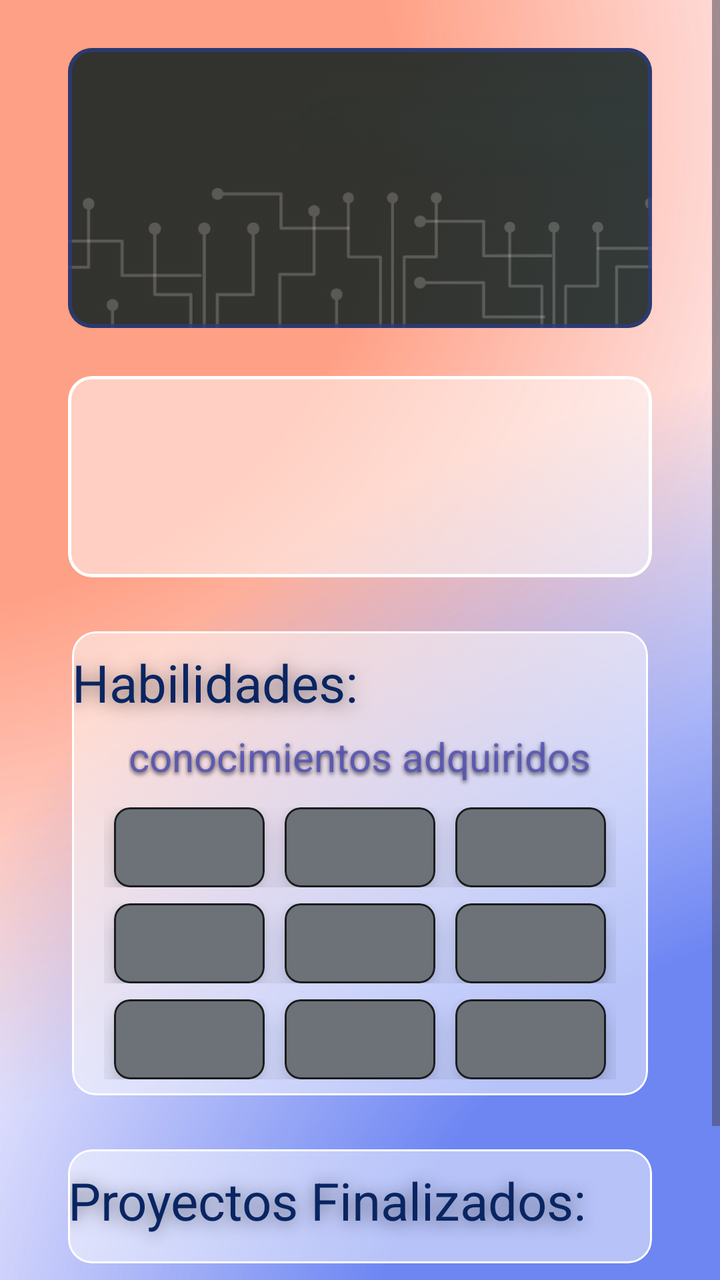
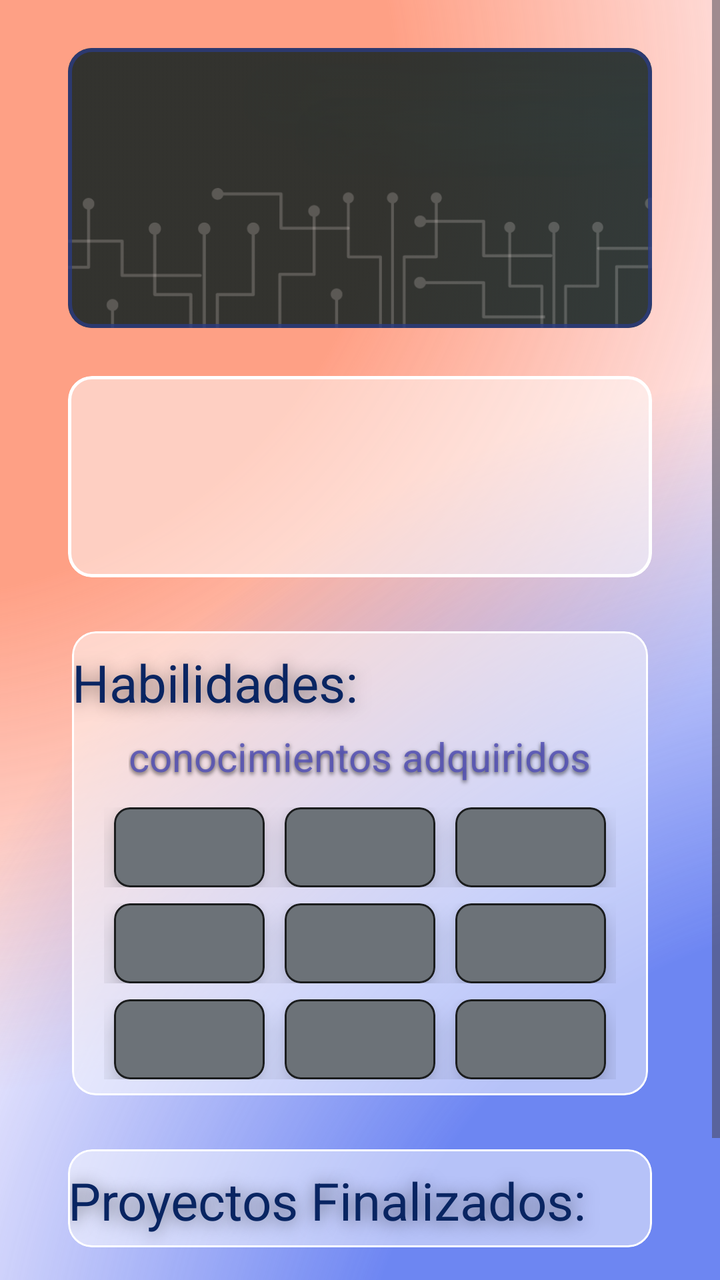

An Android layout rendered at two revisions. The XML below is the earlier revision; the diff shows what the commit changed to produce the second picture.
<!-- AndroidManifest.xml: application theme Theme.CVMovil -->
<!-- res/layout/activity_main.xml -->
<?xml version="1.0" encoding="utf-8"?>
<ScrollView xmlns:android="http://schemas.android.com/apk/res/android"
    xmlns:app="http://schemas.android.com/apk/res-auto"
    xmlns:tools="http://schemas.android.com/tools"
    android:id="@+id/rootScroll"
    android:layout_width="match_parent"
    android:layout_height="match_parent"
    android:fillViewport="true">

    <androidx.constraintlayout.widget.ConstraintLayout
        android:id="@+id/main"
        android:layout_width="match_parent"
        android:layout_height="wrap_content"
        android:background="@android:color/transparent"
        android:fontFamily="@font/inter"
        tools:context=".actividades.MainActivity">

        <androidx.constraintlayout.widget.ConstraintLayout
            android:id="@+id/Elipses"
            android:layout_width="match_parent"
            android:layout_height="0dp"
            app:layout_constraintTop_toTopOf="parent"
            app:layout_constraintBottom_toBottomOf="parent"
            app:layout_constraintStart_toStartOf="parent"
            app:layout_constraintEnd_toEndOf="parent">

            <FrameLayout
                android:id="@+id/Elipse1"
                android:layout_width="750dp"
                android:layout_height="1220dp"
                android:alpha="0.85"
                android:background="@drawable/gradiante1"
                app:layout_constraintBottom_toBottomOf="parent"
                app:layout_constraintEnd_toEndOf="parent" />

            <FrameLayout
                android:id="@+id/Elipse2"
                android:layout_width="750dp"
                android:layout_height="1220dp"
                android:alpha="0.7"
                android:background="@drawable/gradient2"
                app:layout_constraintStart_toStartOf="parent"
                app:layout_constraintTop_toTopOf="parent" />
        </androidx.constraintlayout.widget.ConstraintLayout>

        <com.google.android.material.card.MaterialCardView
            android:id="@+id/banner"
            android:layout_width="match_parent"
            android:layout_marginHorizontal="34dp"
            android:layout_height="140dp"
            android:layout_marginTop="24dp"
            android:layout_marginBottom="12dp"
            app:cardBackgroundColor="#00FFFFFF"
            app:cardCornerRadius="12dp"
            app:layout_constraintBottom_toTopOf="@id/cardHeader"
            app:layout_constraintEnd_toEndOf="parent"
            app:layout_constraintStart_toStartOf="parent"
            app:layout_constraintTop_toTopOf="parent"
            app:strokeColor="#CC2B3B80"
            app:strokeWidth="2dp">

            <androidx.constraintlayout.widget.ConstraintLayout
                android:layout_width="match_parent"
                android:layout_height="match_parent">

                <ImageView
                    android:layout_width="wrap_content"
                    android:layout_height="match_parent"
                    android:alpha="0.85"
                    android:scaleType="centerCrop"
                    android:src="@drawable/banner"
                    app:layout_constraintBottom_toBottomOf="parent"
                    app:layout_constraintEnd_toEndOf="parent"
                    app:layout_constraintStart_toStartOf="parent" />

                <com.google.android.material.card.MaterialCardView
                    android:layout_width="wrap_content"
                    android:layout_height="match_parent"
                    android:layout_marginVertical="10dp"
                    app:cardBackgroundColor="#00FFFFFF"
                    app:cardCornerRadius="120dp"
                    app:layout_constraintEnd_toEndOf="parent"
                    app:layout_constraintStart_toStartOf="parent"
                    app:strokeWidth="0dp">

                    <androidx.constraintlayout.widget.ConstraintLayout
                        android:layout_width="120dp"
                        android:layout_height="match_parent">

                        <ImageView
                            android:id="@+id/profile_img"
                            android:layout_width="200dp"
                            android:layout_height="150dp"
                            app:layout_constraintEnd_toEndOf="parent"
                            app:layout_constraintStart_toStartOf="parent"
                            app:layout_constraintTop_toTopOf="parent" />
                    </androidx.constraintlayout.widget.ConstraintLayout>
                </com.google.android.material.card.MaterialCardView>
            </androidx.constraintlayout.widget.ConstraintLayout>
        </com.google.android.material.card.MaterialCardView>

        <com.google.android.material.card.MaterialCardView
            android:id="@+id/cardHeader"
            android:layout_width="match_parent"
            android:layout_marginHorizontal="34dp"
            android:layout_height="wrap_content"
            android:layout_marginVertical="12dp"
            app:cardBackgroundColor="#80FFFFFF"
            app:cardCornerRadius="12dp"
            app:layout_constraintBottom_toTopOf="@id/abilityCard"
            app:layout_constraintEnd_toEndOf="parent"
            app:layout_constraintStart_toStartOf="parent"
            app:layout_constraintTop_toBottomOf="@id/banner"
            app:strokeColor="#FFF"
            app:strokeWidth="1.5dp">

            <androidx.constraintlayout.widget.ConstraintLayout
                android:id="@+id/header"
                android:layout_width="match_parent"
                android:layout_height="match_parent">

                <TextView
                    android:id="@+id/nombre"
                    android:layout_width="match_parent"
                    android:layout_height="wrap_content"
                    android:paddingTop="8dp"
                    android:paddingBottom="6dp"
                    android:shadowColor="#80000000"
                    android:shadowDy="2.5"
                    android:shadowRadius="20.0"
                    android:textAlignment="center"
                    android:textColor="#092562"
                    android:textSize="30sp"
                    app:layout_constraintBottom_toTopOf="@id/titulo"
                    app:layout_constraintEnd_toEndOf="parent"
                    app:layout_constraintStart_toStartOf="parent"
                    app:layout_constraintTop_toTopOf="parent" />

                <TextView
                    android:id="@+id/titulo"
                    android:layout_width="match_parent"
                    android:layout_height="wrap_content"
                    android:paddingTop="6dp"
                    android:paddingBottom="8dp"
                    android:shadowColor="#66000000"
                    android:shadowDy="2.5"
                    android:shadowRadius="5.0"
                    android:textAlignment="center"
                    android:textColor="#D65250B5"
                    android:textSize="24sp"
                    android:textStyle="bold"
                    app:layout_constraintBottom_toBottomOf="parent"
                    app:layout_constraintEnd_toEndOf="parent"
                    app:layout_constraintStart_toStartOf="parent"
                    app:layout_constraintTop_toBottomOf="@id/nombre" />
            </androidx.constraintlayout.widget.ConstraintLayout>
        </com.google.android.material.card.MaterialCardView>

        <com.google.android.material.card.MaterialCardView
            android:id="@+id/abilityCard"
            android:layout_width="match_parent"
            android:layout_marginHorizontal="34dp"
            android:layout_height="wrap_content"
            android:layout_marginVertical="12dp"
            android:padding="8dp"
            app:cardBackgroundColor="#80FFFFFF"
            app:cardCornerRadius="12dp"
            app:cardPreventCornerOverlap="false"
            app:cardUseCompatPadding="true"
            app:layout_constraintBottom_toTopOf="@id/proyectosCard"
            app:layout_constraintEnd_toEndOf="parent"
            app:layout_constraintStart_toStartOf="parent"
            app:layout_constraintTop_toBottomOf="@id/cardHeader"
            app:strokeColor="#FFF"
            app:strokeWidth="1dp">

            <androidx.constraintlayout.widget.ConstraintLayout
                android:id="@+id/abilitys"
                android:layout_width="match_parent"
                android:layout_height="match_parent"
                android:background="@android:color/transparent"
                android:paddingBottom="4dp">

                <TextView
                    android:id="@+id/habilidades"
                    android:layout_width="match_parent"
                    android:layout_height="wrap_content"
                    android:paddingTop="8dp"
                    android:paddingBottom="6dp"
                    android:shadowColor="#80000000"
                    android:shadowDy="2.5"
                    android:shadowRadius="20.0"
                    android:text="@string/habilidades"
                    android:textAlignment="center"
                    android:textColor="#092562"
                    android:textSize="26sp"
                    app:layout_constraintBottom_toTopOf="@id/conocimientos"
                    app:layout_constraintEnd_toEndOf="parent"
                    app:layout_constraintStart_toStartOf="parent"
                    app:layout_constraintTop_toTopOf="parent" />

                <TextView
                    android:id="@+id/conocimientos"
                    android:layout_width="wrap_content"
                    android:layout_height="match_parent"
                    android:paddingBottom="8dp"
                    android:shadowColor="#A6000000"
                    android:shadowDy="2.5"
                    android:shadowRadius="5.0"
                    android:text="@string/cono"
                    android:textAlignment="center"
                    android:textColor="#D65250B5"
                    android:textSize="20sp"
                    app:layout_constraintEnd_toEndOf="parent"
                    app:layout_constraintStart_toStartOf="parent"
                    app:layout_constraintTop_toBottomOf="@id/habilidades" />

                <LinearLayout
                    android:id="@+id/filaHabilidad1"
                    android:layout_width="match_parent"
                    android:layout_height="wrap_content"
                    android:layout_marginHorizontal="16dp"
                    android:layout_marginVertical="4dp"
                    android:background="@android:color/transparent"
                    android:orientation="horizontal"
                    app:layout_constraintBottom_toTopOf="@id/filaHabilidad2"
                    app:layout_constraintEnd_toEndOf="parent"
                    app:layout_constraintStart_toStartOf="parent"
                    app:layout_constraintTop_toBottomOf="@id/conocimientos">

                    <com.google.android.material.card.MaterialCardView
                        android:id="@+id/tarjetaHabilidad1"
                        android:layout_width="0dp"
                        android:layout_height="40dp"
                        android:layout_weight="1"
                        android:layout_marginHorizontal="5dp"
                        app:cardBackgroundColor="#6C7278"
                        app:cardCornerRadius="8dp"
                        app:cardElevation="8dp"
                        app:strokeColor="#BF000000"
                        app:strokeWidth="1dp">

                        <TextView
                            android:id="@+id/habilidad1"
                            android:layout_width="match_parent"
                            android:layout_height="wrap_content"
                            android:layout_gravity="center"
                            android:shadowColor="#CC000000"
                            android:shadowDy="2.5"
                            android:shadowRadius="5.0"
                            android:textAlignment="center"
                            android:textColor="#FFF"
                            android:textSize="14sp" />
                    </com.google.android.material.card.MaterialCardView>

                    <com.google.android.material.card.MaterialCardView
                        android:id="@+id/tarjetaHabilidad2"
                        android:layout_width="0dp"
                        android:layout_height="40dp"
                        android:layout_weight="1"
                        android:layout_marginHorizontal="5dp"
                        app:cardBackgroundColor="#6C7278"
                        app:cardCornerRadius="8dp"
                        app:cardElevation="8dp"
                        app:strokeColor="#BF000000"
                        app:strokeWidth="1dp">

                        <TextView
                            android:id="@+id/habilidad2"
                            android:layout_width="match_parent"
                            android:layout_height="wrap_content"
                            android:layout_gravity="center"
                            android:shadowColor="#CC000000"
                            android:shadowDy="2.5"
                            android:shadowRadius="5.0"
                            android:textAlignment="center"
                            android:textColor="#FFF"
                            android:textSize="14sp" />
                    </com.google.android.material.card.MaterialCardView>

                    <com.google.android.material.card.MaterialCardView
                        android:id="@+id/tarjetaHabilidad3"
                        android:layout_width="0dp"
                        android:layout_height="40dp"
                        android:layout_weight="1"
                        android:layout_marginHorizontal="5dp"
                        app:cardBackgroundColor="#6C7278"
                        app:cardCornerRadius="8dp"
                        app:cardElevation="8dp"
                        app:strokeColor="#BF000000"
                        app:strokeWidth="1dp">

                        <TextView
                            android:id="@+id/habilidad3"
                            android:layout_width="match_parent"
                            android:layout_height="wrap_content"
                            android:layout_gravity="center"
                            android:shadowColor="#CC000000"
                            android:shadowDy="2.5"
                            android:shadowRadius="5.0"
                            android:textAlignment="center"
                            android:textColor="#FFF"
                            android:textSize="14sp" />
                    </com.google.android.material.card.MaterialCardView>
                </LinearLayout>

                <LinearLayout
                    android:id="@+id/filaHabilidad2"
                    android:layout_width="match_parent"
                    android:layout_height="wrap_content"
                    android:layout_marginHorizontal="16dp"
                    android:layout_marginVertical="4dp"
                    android:background="@android:color/transparent"
                    android:orientation="horizontal"
                    app:layout_constraintBottom_toTopOf="@id/filaHabilidad3"
                    app:layout_constraintEnd_toEndOf="parent"
                    app:layout_constraintStart_toStartOf="parent"
                    app:layout_constraintTop_toBottomOf="@id/filaHabilidad1">

                    <com.google.android.material.card.MaterialCardView
                        android:id="@+id/tarjetaHabilidad4"
                        android:layout_width="0dp"
                        android:layout_height="40dp"
                        android:layout_weight="1"
                        android:layout_marginHorizontal="5dp"
                        app:cardBackgroundColor="#6C7278"
                        app:cardCornerRadius="8dp"
                        app:cardElevation="8dp"
                        app:strokeColor="#BF000000"
                        app:strokeWidth="1dp">

                        <TextView
                            android:id="@+id/habilidad4"
                            android:layout_width="match_parent"
                            android:layout_height="wrap_content"
                            android:layout_gravity="center"
                            android:shadowColor="#CC000000"
                            android:shadowDy="2.5"
                            android:shadowRadius="5.0"
                            android:textAlignment="center"
                            android:textColor="#FFF"
                            android:textSize="14sp" />
                    </com.google.android.material.card.MaterialCardView>

                    <com.google.android.material.card.MaterialCardView
                        android:id="@+id/tarjetaHabilidad5"
                        android:layout_width="0dp"
                        android:layout_height="40dp"
                        android:layout_weight="1"
                        android:layout_marginHorizontal="5dp"
                        app:cardBackgroundColor="#6C7278"
                        app:cardCornerRadius="8dp"
                        app:cardElevation="8dp"
                        app:strokeColor="#BF000000"
                        app:strokeWidth="1dp">

                        <TextView
                            android:id="@+id/habilidad5"
                            android:layout_width="match_parent"
                            android:layout_height="wrap_content"
                            android:layout_gravity="center"
                            android:shadowColor="#CC000000"
                            android:shadowDy="2.5"
                            android:shadowRadius="5.0"
                            android:textAlignment="center"
                            android:textColor="#FFF"
                            android:textSize="14sp" />
                    </com.google.android.material.card.MaterialCardView>

                    <com.google.android.material.card.MaterialCardView
                        android:id="@+id/tarjetaHabilidad6"
                        android:layout_width="0dp"
                        android:layout_height="40dp"
                        android:layout_weight="1"
                        android:layout_marginHorizontal="5dp"
                        app:cardBackgroundColor="#6C7278"
                        app:cardCornerRadius="8dp"
                        app:cardElevation="8dp"
                        app:strokeColor="#BF000000"
                        app:strokeWidth="1dp">

                        <TextView
                            android:id="@+id/habilidad6"
                            android:layout_width="match_parent"
                            android:layout_height="wrap_content"
                            android:layout_gravity="center"
                            android:shadowColor="#CC000000"
                            android:shadowDy="2.5"
                            android:shadowRadius="5.0"
                            android:textAlignment="center"
                            android:textColor="#FFF"
                            android:textSize="14sp" />
                    </com.google.android.material.card.MaterialCardView>
                </LinearLayout>

                <LinearLayout
                    android:id="@+id/filaHabilidad3"
                    android:layout_width="match_parent"
                    android:layout_height="wrap_content"
                    android:layout_marginHorizontal="16dp"
                    android:layout_marginVertical="4dp"
                    android:background="@android:color/transparent"
                    android:orientation="horizontal"
                    app:layout_constraintBottom_toBottomOf="parent"
                    app:layout_constraintEnd_toEndOf="parent"
                    app:layout_constraintStart_toStartOf="parent"
                    app:layout_constraintTop_toBottomOf="@id/filaHabilidad2">

                    <com.google.android.material.card.MaterialCardView
                        android:id="@+id/tarjetaHabilidad7"
                        android:layout_width="0dp"
                        android:layout_height="40dp"
                        android:layout_weight="1"
                        android:layout_marginHorizontal="5dp"
                        app:cardBackgroundColor="#6C7278"
                        app:cardCornerRadius="8dp"
                        app:cardElevation="8dp"
                        app:strokeColor="#BF000000"
                        app:strokeWidth="1dp">

                        <TextView
                            android:id="@+id/habilidad7"
                            android:layout_width="match_parent"
                            android:layout_height="wrap_content"
                            android:layout_gravity="center"
                            android:shadowColor="#CC000000"
                            android:shadowDy="2.5"
                            android:shadowRadius="5.0"
                            android:textAlignment="center"
                            android:textColor="#FFF"
                            android:textSize="14sp" />
                    </com.google.android.material.card.MaterialCardView>

                    <com.google.android.material.card.MaterialCardView
                        android:id="@+id/tarjetaHabilidad8"
                        android:layout_width="0dp"
                        android:layout_height="40dp"
                        android:layout_weight="1"
                        android:layout_marginHorizontal="5dp"
                        app:cardBackgroundColor="#6C7278"
                        app:cardCornerRadius="8dp"
                        app:cardElevation="8dp"
                        app:strokeColor="#BF000000"
                        app:strokeWidth="1dp">

                        <TextView
                            android:id="@+id/habilidad8"
                            android:layout_width="match_parent"
                            android:layout_height="wrap_content"
                            android:layout_gravity="center"
                            android:shadowColor="#CC000000"
                            android:shadowDy="2.5"
                            android:shadowRadius="5.0"
                            android:textAlignment="center"
                            android:textColor="#FFF"
                            android:textSize="14sp" />
                    </com.google.android.material.card.MaterialCardView>

                    <com.google.android.material.card.MaterialCardView
                        android:id="@+id/tarjetaHabilidad9"
                        android:layout_width="0dp"
                        android:layout_height="40dp"
                        android:layout_weight="1"
                        android:layout_marginHorizontal="5dp"
                        app:cardBackgroundColor="#6C7278"
                        app:cardCornerRadius="8dp"
                        app:cardElevation="8dp"
                        app:strokeColor="#BF000000"
                        app:strokeWidth="1dp">

                        <TextView
                            android:id="@+id/habilidad9"
                            android:layout_width="match_parent"
                            android:layout_height="wrap_content"
                            android:layout_gravity="center"
                            android:shadowColor="#CC000000"
                            android:shadowDy="2.5"
                            android:shadowRadius="5.0"
                            android:textAlignment="center"
                            android:textColor="#FFF"
                            android:textSize="14sp" />
                    </com.google.android.material.card.MaterialCardView>
                </LinearLayout>
            </androidx.constraintlayout.widget.ConstraintLayout>
        </com.google.android.material.card.MaterialCardView>

        <com.google.android.material.card.MaterialCardView
            android:id="@+id/proyectosCard"
            android:layout_width="match_parent"
            android:layout_marginHorizontal="34dp"
            android:layout_height="wrap_content"
            android:layout_marginVertical="12dp"
            app:cardBackgroundColor="#80FFFFFF"
            app:cardCornerRadius="12dp"
            app:layout_constraintBottom_toTopOf="@id/editbtn"
            app:layout_constraintEnd_toEndOf="parent"
            app:layout_constraintStart_toStartOf="parent"
            app:layout_constraintTop_toBottomOf="@id/abilityCard"
            app:strokeColor="#FFF"
            app:strokeWidth="1dp">

            <androidx.constraintlayout.widget.ConstraintLayout
                android:id="@+id/pp"
                android:layout_width="match_parent"
                android:layout_height="match_parent"
                android:background="@android:color/transparent">

                <TextView
                    android:id="@+id/finPro"
                    android:layout_width="match_parent"
                    android:layout_height="wrap_content"
                    android:paddingTop="8dp"
                    android:paddingBottom="6dp"
                    android:shadowColor="#80000000"
                    android:shadowDy="2.5"
                    android:shadowRadius="20.0"
                    android:text="@string/proyect"
                    android:textAlignment="center"
                    android:textColor="#092562"
                    android:textSize="26sp"
                    app:layout_constraintEnd_toEndOf="parent"
                    app:layout_constraintStart_toStartOf="parent"
                    app:layout_constraintTop_toTopOf="parent"
                    app:layout_constraintBottom_toTopOf="@id/proyectos"/>

            <androidx.constraintlayout.widget.ConstraintLayout
                android:id="@+id/proyectos"
                android:layout_width="match_parent"
                android:layout_height="match_parent"
                android:background="@android:color/transparent"
                app:layout_constraintBottom_toBottomOf="parent"
                app:layout_constraintTop_toBottomOf="@id/finPro"
                app:layout_constraintStart_toStartOf="parent"
                app:layout_constraintEnd_toEndOf="parent"
                android:paddingBottom="8dp">

                
            </androidx.constraintlayout.widget.ConstraintLayout>

            </androidx.constraintlayout.widget.ConstraintLayout>
        </com.google.android.material.card.MaterialCardView>

        <Button
            android:id="@+id/editbtn"
            android:layout_width="wrap_content"
            android:layout_height="wrap_content"
            android:layout_marginTop="12dp"
            android:layout_marginBottom="24dp"
            android:textSize="16sp"
            android:text="@string/edit"
            android:textColor="#FFFFFF"
            app:layout_constraintEnd_toEndOf="parent"
            app:layout_constraintStart_toStartOf="parent"
            app:layout_constraintBottom_toBottomOf="parent"
            app:layout_constraintTop_toBottomOf="@id/proyectosCard"
            android:background="@drawable/button_selector"
            android:backgroundTint="@null"
            app:backgroundTint="@null"
            />
    </androidx.constraintlayout.widget.ConstraintLayout>

</ScrollView>
<!-- resources referenced by this layout -->
<resources>
  <!-- drawable banner: png bitmap (drawable, 35580 bytes) -->
  <!-- drawable button_selector (drawable) -->
  <?xml version="1.0" encoding="utf-8"?>
  <selector xmlns:android="http://schemas.android.com/apk/res/android">
  
      
      <item android:state_pressed="true"
          android:drawable="@drawable/shadow2" />
  
      
      <item android:drawable="@drawable/shadow" />
  </selector>
  <!-- drawable gradiante1 (drawable) -->
  <?xml version="1.0" encoding="utf-8"?>
  <shape xmlns:android="http://schemas.android.com/apk/res/android" android:shape="rectangle" >
      <gradient
          android:gradientRadius="500dp"
          android:startColor="#FF9170"
          android:centerColor="#FF9170"
          android:type="radial"
          android:centerY="0.45"
          android:centerX="0.45"/>
  
  </shape>
  <!-- drawable gradient2 (drawable) -->
  <?xml version="1.0" encoding="utf-8"?>
  <shape xmlns:android="http://schemas.android.com/apk/res/android" android:shape="rectangle" >
      <gradient
          android:gradientRadius="550dp"
          android:startColor="#3056ED"
          android:centerColor="#3056ED"
          android:type="radial"
          android:centerX="0.6"
          android:centerY="0.6"/>
  
  </shape>
  <string name="cono">conocimientos adquiridos</string>
  <string name="edit">Editar</string>
  <string name="habilidades">Habilidades:</string>
  <string name="proyect">Proyectos Finalizados:</string>
  <style name="Theme.CVMovil" parent="Base.Theme.CVMovil" />
  <!-- drawable shadow2 (drawable) -->
  <?xml version="1.0" encoding="utf-8"?>
  <shape xmlns:android="http://schemas.android.com/apk/res/android"
      android:shape="rectangle">
      <corners android:radius="10dp" />
      <gradient
          android:type="linear"
          android:startColor="#525252"
          android:centerColor="#525252"
          android:endColor="#80000000"
          android:angle="270"
          android:centerX="0.70" />
      <stroke
          android:width="1dp"
          android:color="#66000000" />
  </shape>
  <!-- drawable shadow (drawable) -->
  <?xml version="1.0" encoding="utf-8"?>
  <shape xmlns:android="http://schemas.android.com/apk/res/android"
      android:shape="rectangle">
      <corners android:radius="10dp" />
      <gradient
          android:type="linear"
          android:startColor="#808080"
          android:centerColor="#808080"
          android:endColor="#99000000"
          android:angle="270"
          android:centerX="0.70" />
      <stroke
          android:width="1dp"
          android:color="#66FFFFFF" />
  </shape>
  <style name="Base.Theme.CVMovil" parent="Theme.Material3.DayNight.NoActionBar">
          
          
      </style>
</resources>

<!-- the commit's change to res/layout/activity_main.xml (unified diff, before → after) -->
@@ -499,11 +499,12 @@
             app:strokeColor="#FFF"
             app:strokeWidth="1dp">
 
-            <androidx.constraintlayout.widget.ConstraintLayout
-                android:id="@+id/pp"
+            <LinearLayout
+                android:id="@+id/proyectos"
                 android:layout_width="match_parent"
-                android:layout_height="match_parent"
-                android:background="@android:color/transparent">
+                android:layout_height="wrap_content"
+                android:background="@android:color/transparent"
+                android:orientation="vertical">
 
                 <TextView
                     android:id="@+id/finPro"
@@ -520,24 +521,10 @@
                     android:textSize="26sp"
                     app:layout_constraintEnd_toEndOf="parent"
                     app:layout_constraintStart_toStartOf="parent"
-                    app:layout_constraintTop_toTopOf="parent"
-                    app:layout_constraintBottom_toTopOf="@id/proyectos"/>
-
-            <androidx.constraintlayout.widget.ConstraintLayout
-                android:id="@+id/proyectos"
-                android:layout_width="match_parent"
-                android:layout_height="match_parent"
-                android:background="@android:color/transparent"
-                app:layout_constraintBottom_toBottomOf="parent"
-                app:layout_constraintTop_toBottomOf="@id/finPro"
-                app:layout_constraintStart_toStartOf="parent"
-                app:layout_constraintEnd_toEndOf="parent"
-                android:paddingBottom="8dp">
+                    app:layout_constraintTop_toTopOf="parent" />
 
                 
-            </androidx.constraintlayout.widget.ConstraintLayout>
-
-            </androidx.constraintlayout.widget.ConstraintLayout>
+            </LinearLayout>
         </com.google.android.material.card.MaterialCardView>
 
         <Button
